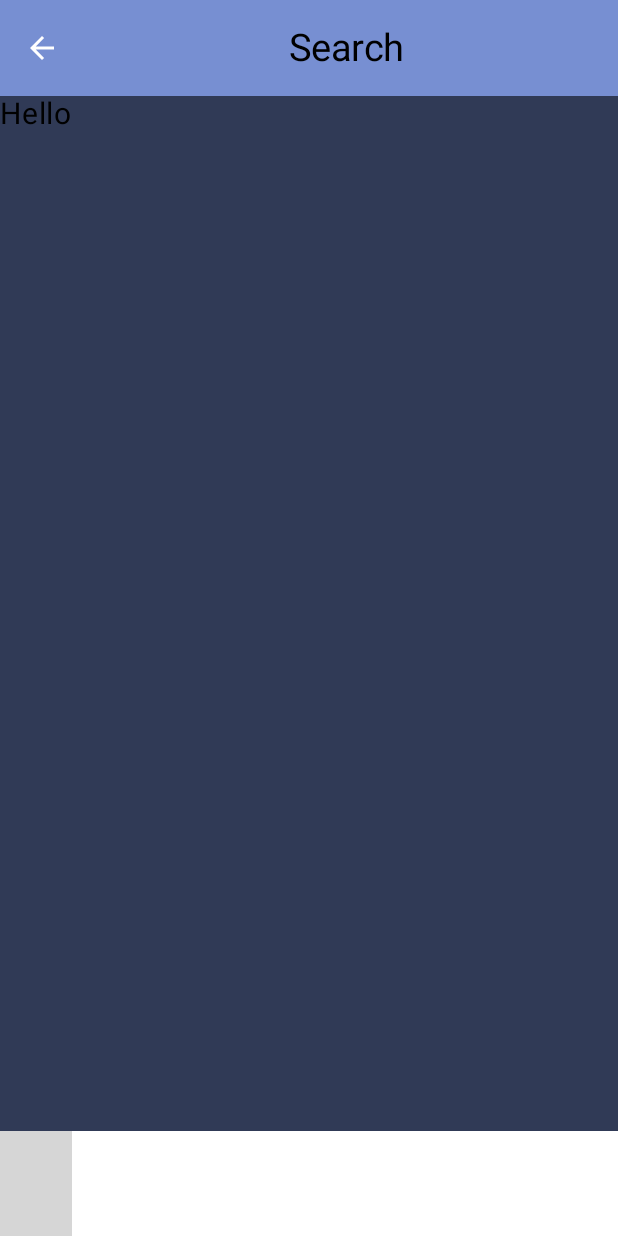
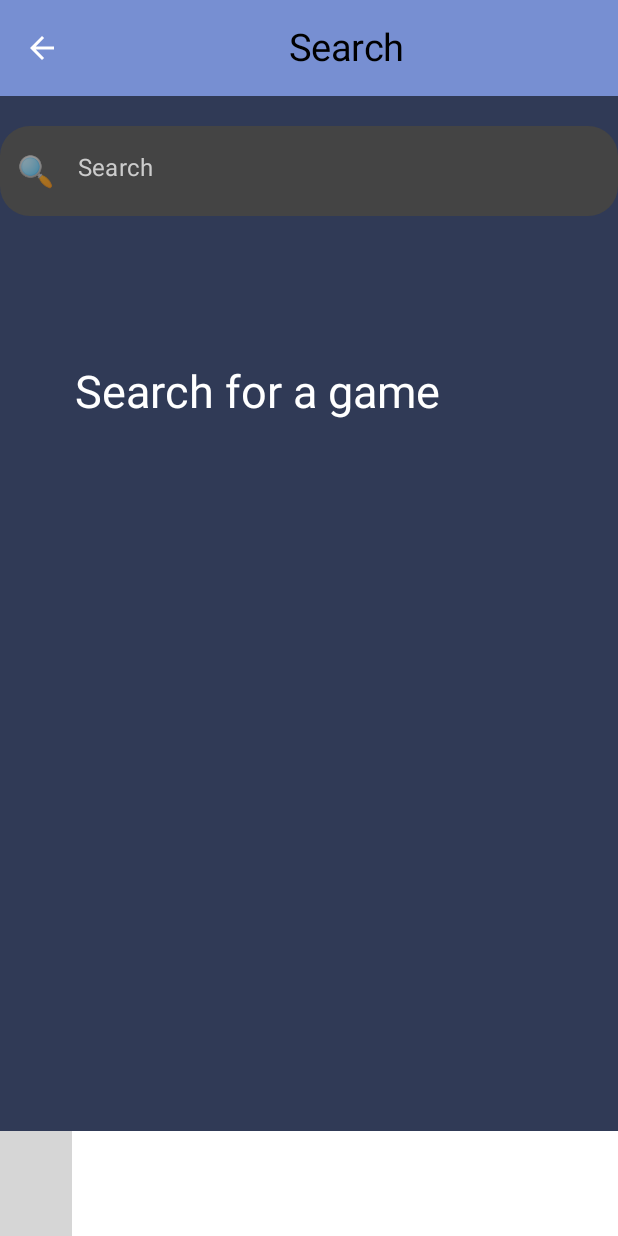
Before and after one commit to OmarLkhalil/GameZone, an Android app built with Jetpack Compose: the SearchScreen screen opened through its navigation route, on a phone screen of 412 x 824 dp. Run offline under Robolectric (Android 15) with nearby library versions, the light colour scheme and no system bars; our stand-ins replace Dagger/Hilt's generated code, paging; libraries missing offline, so code that uses them is left out: com.exyte.animatednavbar; pictures from the network do not load; 2 statements that could not run were skipped; grey boxes are pictures that could not be loaded.

Commit message:
finished a search screen

```diff
--- a/app/build.gradle.kts
+++ b/app/build.gradle.kts
@@ -53,7 +53,7 @@ android {
         compose = true
     }
     composeOptions {
-        kotlinCompilerExtensionVersion = "1.4.3"
+        kotlinCompilerExtensionVersion = "1.4.4"
     }
 
     kapt {
--- a/app/src/main/java/com/mobilebreakero/Gamezone/ui/composables/BottomNav.kt
+++ b/app/src/main/java/com/mobilebreakero/Gamezone/ui/composables/BottomNav.kt
@@ -32,7 +32,7 @@ import com.exyte.animatednavbar.animation.balltrajectory.Straight
 import com.exyte.animatednavbar.animation.indendshape.Height
 import com.exyte.animatednavbar.animation.indendshape.shapeCornerRadius
 import com.mobilebreakero.favorite.ui.FavoriteScreen
-import com.mobilebreakero.home.ui.screens.DetailsScreen
+import com.mobilebreakero.common.screens.DetailsScreen
 import com.mobilebreakero.home.ui.screens.HomeScreen
 import com.mobilebreakero.search.ui.SearchScreen
 
@@ -156,7 +156,7 @@ fun NavigationGraph(navController: NavHostController) {
             HomeScreen(navController)
         }
         composable("Search") {
-            SearchScreen()
+            SearchScreen(navController)
         }
         composable("Favorites") {
             FavoriteScreen()
--- a/app/src/main/java/com/mobilebreakero/Gamezone/ui/composables/GameZoneTopAppBar.kt
+++ b/app/src/main/java/com/mobilebreakero/Gamezone/ui/composables/GameZoneTopAppBar.kt
@@ -65,7 +65,13 @@ fun TopBarTitle(navController: NavController) {
             fontSize = 25.sp,
             overflow = TextOverflow.Ellipsis
         )
-    } else {
+    }
+    else if(currentRoute.isNullOrBlank()) {
+        Text(text = "GameZone", textAlign = TextAlign.Center, modifier = Modifier
+            .fillMaxWidth(), maxLines = 1, color = Color.Black, fontSize = 25.sp, overflow = TextOverflow.Ellipsis)
+    }
+
+    else {
         Text(
             text = currentRoute.toString(),
             textAlign = TextAlign.Center,
--- a/common/build.gradle.kts
+++ b/common/build.gradle.kts
@@ -38,7 +38,7 @@ android {
     }
 
     composeOptions {
-        kotlinCompilerExtensionVersion = "1.4.3"
+        kotlinCompilerExtensionVersion = "1.4.4"
     }
 
 }
@@ -53,6 +53,7 @@ dependencies {
     implementation(libs.ui.graphics)
     implementation(libs.ui.tooling.preview)
     implementation(libs.material3)
+    implementation(project(mapOf("path" to ":domain")))
     testImplementation(libs.junit)
     debugImplementation(libs.ui.tooling)
     debugImplementation(libs.ui.test.manifest)
--- a/feature/home/src/main/java/com/mobilebreakero/home/ui/screens/GameDetails.kt
+++ b/common/src/main/java/com/mobilebreakero/common/screens/GameDetails.kt
@@ -1,4 +1,4 @@
-package com.mobilebreakero.home.ui.screens
+package com.mobilebreakero.common.screens
 
 import android.net.Uri
 import androidx.compose.foundation.layout.Column
--- a/feature/home/src/main/java/com/mobilebreakero/home/ui/viewmodell/HomeViewModel.kt
+++ b/common/src/main/java/com/mobilebreakero/common/viewmodell/MainViewModel.kt
@@ -1,4 +1,4 @@
-package com.mobilebreakero.home.ui.viewmodell
+package com.mobilebreakero.common.viewmodell
 
 import android.util.Log
 import androidx.compose.runtime.State
@@ -8,14 +8,13 @@ import androidx.lifecycle.viewModelScope
 import com.mobilebreakero.domain.usecase.GetGames
 import com.mobilebreakero.domain.utils.GameState
 import com.mobilebreakero.domain.utils.Resource
-import com.mobilebreakero.mapper.GamesMapper
 import dagger.hilt.android.lifecycle.HiltViewModel
 import kotlinx.coroutines.flow.launchIn
 import kotlinx.coroutines.flow.onEach
 import javax.inject.Inject
 
 @HiltViewModel
-class HomeViewModel @Inject constructor(private val getGamesUseCase: GetGames) : ViewModel() {
+class MainViewModel @Inject constructor(private val getGamesUseCase: GetGames) : ViewModel() {
 
     private val _state = mutableStateOf(GameState())
 
--- a/data/build.gradle.kts
+++ b/data/build.gradle.kts
@@ -38,7 +38,7 @@ android {
         compose = true
     }
     composeOptions {
-        kotlinCompilerExtensionVersion = "1.4.3"
+        kotlinCompilerExtensionVersion = "1.4.4"
     }
 
 }
--- a/domain/build.gradle.kts
+++ b/domain/build.gradle.kts
@@ -37,7 +37,7 @@ android {
     }
 
     composeOptions {
-        kotlinCompilerExtensionVersion = "1.4.3"
+        kotlinCompilerExtensionVersion = "1.4.4"
     }
 
 }
--- a/feature/favorite/build.gradle.kts
+++ b/feature/favorite/build.gradle.kts
@@ -35,7 +35,7 @@ android {
         compose = true
     }
     composeOptions {
-        kotlinCompilerExtensionVersion = "1.4.3"
+        kotlinCompilerExtensionVersion = "1.4.4"
     }
 
 }
--- a/feature/home/build.gradle.kts
+++ b/feature/home/build.gradle.kts
@@ -36,7 +36,7 @@ android {
         compose = true
     }
     composeOptions {
-        kotlinCompilerExtensionVersion = "1.4.3"
+        kotlinCompilerExtensionVersion = "1.4.4"
     }
     kapt {
         correctErrorTypes = true
--- a/feature/home/src/main/java/com/mobilebreakero/home/ui/components/HorizontalPager.kt
+++ b/feature/home/src/main/java/com/mobilebreakero/home/ui/components/HorizontalPager.kt
@@ -33,9 +33,8 @@ import androidx.paging.compose.collectAsLazyPagingItems
 import coil.compose.SubcomposeAsyncImage
 import com.mobilebreakero.common.components.CoilImage
 import com.mobilebreakero.common.components.LoadingIndicator
-import com.mobilebreakero.common.navigationanim.NavOptions
 import com.mobilebreakero.home.R
-import com.mobilebreakero.home.ui.viewmodell.HomeViewModel
+import com.mobilebreakero.common.viewmodell.MainViewModel
 
 
 @OptIn(ExperimentalFoundationApi::class)
@@ -122,7 +121,7 @@ fun TopPager() {
 
 @OptIn(ExperimentalFoundationApi::class)
 @Composable
-fun MiddlePager(viewModel: HomeViewModel = hiltViewModel(), navController: NavController) {
+fun MiddlePager(viewModel: MainViewModel = hiltViewModel(), navController: NavController) {
 
     val games = viewModel.games.value.games!!.flow.collectAsLazyPagingItems()
     val pagerState = rememberPagerState(
@@ -171,7 +170,7 @@ fun MiddlePager(viewModel: HomeViewModel = hiltViewModel(), navController: NavCo
             contentScale = ContentScale.FillBounds,
             gameTitle = game.name,
             onClick = {
-                navController.navigate("Details?name=$name&description=$description&image=$image&rating=$rating&link=$link", navOptions = NavOptions.NavOptions)
+                navController.navigate("Details?name=$name&description=$description&image=$image&rating=$rating&link=$link")
             }
         )
     }
--- /dev/null
+++ b/feature/search/src/main/java/com/mobilebreakero/search/components/Searchbar.kt
@@ -0,0 +1,88 @@
+package com.mobilebreakero.search.components
+
+import androidx.compose.foundation.layout.Column
+import androidx.compose.foundation.layout.Spacer
+import androidx.compose.foundation.layout.fillMaxWidth
+import androidx.compose.foundation.layout.height
+import androidx.compose.foundation.layout.padding
+import androidx.compose.foundation.shape.RoundedCornerShape
+import androidx.compose.material.Text
+import androidx.compose.material.TextField
+import androidx.compose.material.TextFieldDefaults
+import androidx.compose.runtime.Composable
+import androidx.compose.runtime.LaunchedEffect
+import androidx.compose.runtime.getValue
+import androidx.compose.runtime.mutableStateOf
+import androidx.compose.runtime.remember
+import androidx.compose.runtime.setValue
+import androidx.compose.ui.Modifier
+import androidx.compose.ui.draw.clip
+import androidx.compose.ui.graphics.Color
+import androidx.compose.ui.unit.dp
+import androidx.compose.ui.unit.sp
+import androidx.hilt.navigation.compose.hiltViewModel
+import androidx.navigation.NavController
+import androidx.paging.compose.collectAsLazyPagingItems
+import com.mobilebreakero.common.components.LoadingIndicator
+import com.mobilebreakero.common.viewmodell.MainViewModel
+import kotlinx.coroutines.delay
+
+
+@Composable
+fun SearchBar(viewModel: MainViewModel = hiltViewModel(), navController: NavController) {
+
+    var text by remember { mutableStateOf("") }
+    val games = viewModel.games.value.games!!.flow.collectAsLazyPagingItems()
+
+    val filteredGames = games.itemSnapshotList.filter { game ->
+        text.isBlank() || game?.name?.contains(text, ignoreCase = true) == true
+    }
+
+    val isLoading = remember { mutableStateOf(false) }
+
+    LaunchedEffect(text) {
+        isLoading.value = true
+        delay(500)
+        isLoading.value = false
+    }
+
+    Column(
+        modifier = Modifier.fillMaxWidth()
+    ) {
+        TextField(
+            value = text,
+            onValueChange = { newText ->
+                text = newText
+            },
+            colors = TextFieldDefaults.textFieldColors(
+                backgroundColor = Color.DarkGray,
+                textColor = Color.White,
+                focusedIndicatorColor = Color.Black,
+                unfocusedIndicatorColor = Color.Transparent,
+                disabledIndicatorColor = Color.Transparent,
+                focusedLabelColor = Color.White,
+                unfocusedLabelColor = Color.LightGray
+            ),
+            modifier = Modifier
+                .fillMaxWidth()
+                .height(60.dp)
+                .clip(RoundedCornerShape(20.dp)),
+            label = { Text("Search") },
+            leadingIcon = { Text("🔍", fontSize = 20.sp) }
+        )
+
+        if (text.isBlank()) {
+            Text(
+                text = "Search for a game",
+                color = Color.White,
+                fontSize = 30.sp,
+                modifier = Modifier.padding(top = 100.dp, start = 50.dp, end = 50.dp)
+            )
+        } else if (isLoading.value) {
+            LoadingIndicator()
+        } else {
+            Spacer(modifier = Modifier.height(20.dp))
+            SearchList(games = filteredGames, navController = navController)
+        }
+    }
+}
--- a/feature/search/src/main/java/com/mobilebreakero/search/ui/SearchScreen.kt
+++ b/feature/search/src/main/java/com/mobilebreakero/search/ui/SearchScreen.kt
@@ -3,22 +3,23 @@ package com.mobilebreakero.search.ui
 import androidx.compose.foundation.background
 import androidx.compose.foundation.layout.Column
 import androidx.compose.foundation.layout.fillMaxSize
-import androidx.compose.material3.Text
+import androidx.compose.foundation.layout.padding
 import androidx.compose.runtime.Composable
 import androidx.compose.ui.Modifier
 import androidx.compose.ui.graphics.Color
-import androidx.compose.ui.unit.sp
+import androidx.compose.ui.unit.dp
+import androidx.navigation.NavController
+import com.mobilebreakero.search.components.SearchBar
 
 @Composable
-fun SearchScreen(){
+fun SearchScreen(navController: NavController) {
+
     Column(
-        modifier = Modifier.fillMaxSize().background(Color(0xFF303A56))
+        modifier = Modifier
+            .fillMaxSize()
+            .background(Color(0xFF303A56))
+            .padding(top = 20.dp),
     ) {
-        Hello()
+        SearchBar(navController = navController)
     }
 }
-
-@Composable
-fun Hello(){
-    Text(text = "Hello", modifier = Modifier.fillMaxSize(), fontSize = 20.sp)
-}
--- a/gradle/libs.versions.toml
+++ b/gradle/libs.versions.toml
@@ -1,7 +1,7 @@
 [versions]
 agp = "8.0.2"
 kotlin = "1.8.10"
-core-ktx = "1.9.0"
+core-ktx = "1.8.10"
 junit = "4.13.2"
 androidx-test-ext-junit = "1.1.5"
 espresso-core = "3.5.1"
@@ -9,7 +9,7 @@ lifecycle-runtime-ktx = "2.6.1"
 activity-compose = "1.7.2"
 compose-bom = "2023.03.00"
 hilt = "2.47"
-kotlinparcelize = "1.9.0"
+kotlinparcelize = "1.8.10"
 hilt-navigation = "1.0.0"
 coil = "2.4.0"
 ui-util = "1.4.3"
```
Also changed, not shown: feature/search/build.gradle.kts (+15 -3 lines), feature/search/src/main/java/com/mobilebreakero/search/components/SearchItem.kt (added, +49 -0 lines), feature/search/src/main/java/com/mobilebreakero/search/components/SearchList.kt (added, +35 -0 lines), feature/home/src/main/java/com/mobilebreakero/home/ui/screens/HomeScreen.kt (line endings or trailing spaces).
